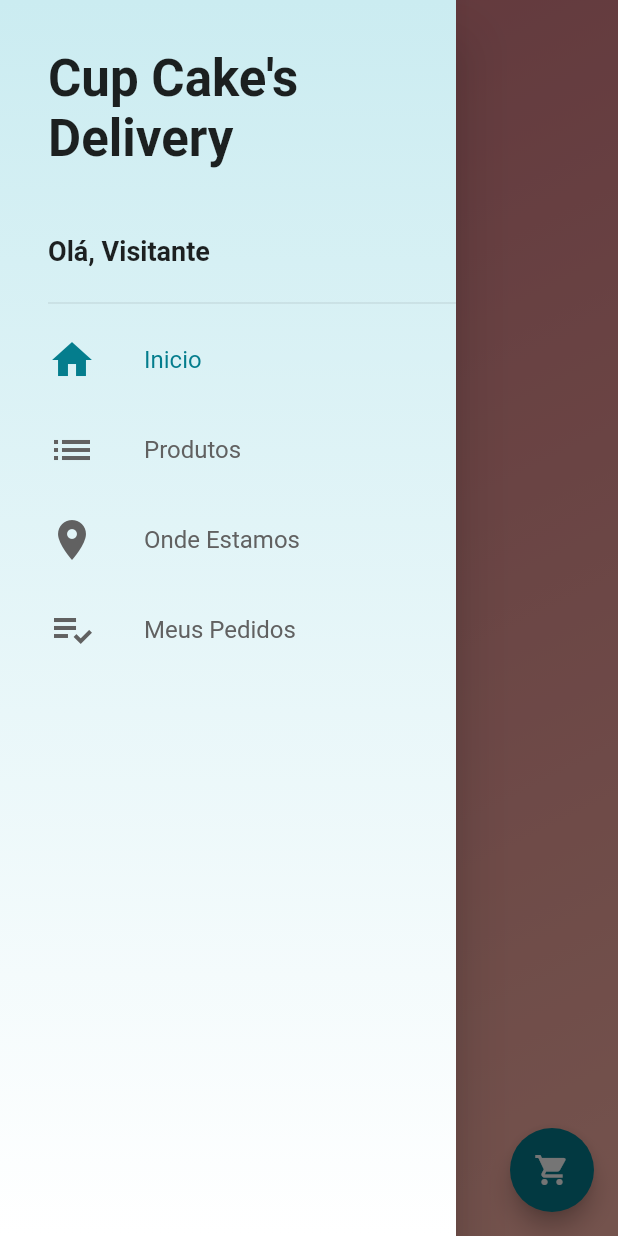
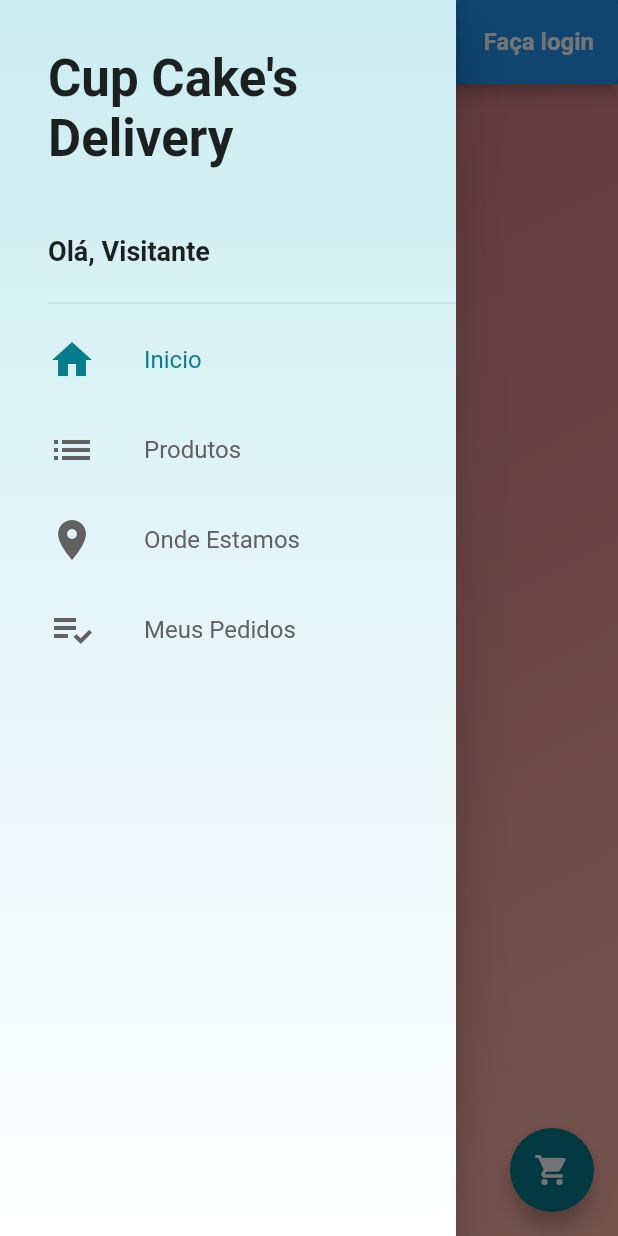
Before and after one commit to Brunocape/loja_cup_cake, a Flutter app: the screen it shows after launch, with the side drawer open, on a phone screen of 412 x 824 dp. Run offline on Flutter 3.47's test engine with Material 2 defaults, Android fonts, the phone set to English and light mode, and no system bars; our stand-ins replace shared_preferences, transparent_image; network calls fail.

Commit message:
correção da cagada

```diff
--- a/lib/pages/homePage.dart
+++ b/lib/pages/homePage.dart
@@ -1,6 +1,8 @@
 import 'package:flutter/material.dart';
 import 'package:loja_cup_cake/controllers/usuarioController.dart';
+import 'package:loja_cup_cake/models/cartModel.dart';
 import 'package:loja_cup_cake/models/userModel.dart';
+import 'package:loja_cup_cake/pages/loginPage.dart';
 import 'package:loja_cup_cake/tabs/categoryTab.dart';
 import 'package:loja_cup_cake/tabs/homeTab.dart';
 import 'package:loja_cup_cake/widgets/cart_button.dart';
@@ -18,15 +20,15 @@ class HomePage extends StatefulWidget {
 class _HomePageState extends State<HomePage> {
   final _pageController = PageController();
   UsuarioModel user;
+  CartModel? cartModel;
   _HomePageState(this.user);
 
   @override
-  void initState(){
+  void initState() {
     Usuario_Controller uc = Usuario_Controller();
-    uc.GetUserLogado().then((value){
-      setState(() {
-        this.user = value;
-      });
+    uc.GetUserLogado().then((value) {
+      this.user = value;
+      cartModel?.loadCartItems(user.id!).then((value) => {setState(() {})});
     });
   }
 
@@ -34,28 +36,60 @@ class _HomePageState extends State<HomePage> {
   Widget build(BuildContext context) {
     return PageView(
       controller: _pageController,
-      physics:const NeverScrollableScrollPhysics(),
+      physics: const NeverScrollableScrollPhysics(),
       children: [
         Scaffold(
+          appBar: AppBar(
+            title: const Text("Pit - Bruno Capelario Santos"),
+            actions: [
+              ElevatedButton(
+                  onPressed: () async {
+                    if (!user.isLoggedIn()) {
+                      var usuario1 = await Navigator.of(context).push(
+                          MaterialPageRoute(builder: (context) => LoginPage()));
+                      setState(() {
+                        user = usuario1 ?? UsuarioModel();
+                      });
+                    } else {
+                      setState(() {
+                        user = UsuarioModel();
+                        Usuario_Controller uc = Usuario_Controller();
+                        uc.signOut();
+                      });
+                    }
+                  },
+                  child: Text(
+                    !user.isLoggedIn() ? "Faça login" : "Sair",
+                    style: const TextStyle(
+                        color: Colors.white,
+                        fontSize: 16.0,
+                        fontWeight: FontWeight.bold),
+                  ))
+            ],
+          ),
           body: HomeTab(),
-          drawer: CustomDrawer(_pageController,user),
+          drawer: CustomDrawer(_pageController, user),
           floatingActionButton: CartButton(user),
         ),
         Scaffold(
           appBar: AppBar(
             title: Text("Categorias"),
           ),
-          body: CategoryTab(),
-          drawer: CustomDrawer(_pageController,user),
+          body: CategoryTab(cartModel ?? CartModel(), user),
+          drawer: CustomDrawer(_pageController, user),
           floatingActionButton: CartButton(user),
         ),
         Scaffold(
-          body: Container(color: Colors.yellow,),
-          drawer: CustomDrawer(_pageController,user),
+          body: Container(
+            color: Colors.yellow,
+          ),
+          drawer: CustomDrawer(_pageController, user),
         ),
         Scaffold(
-          body: Container(color: Colors.green,),
-          drawer: CustomDrawer(_pageController,user),
+          body: Container(
+            color: Colors.green,
+          ),
+          drawer: CustomDrawer(_pageController, user),
         )
       ],
     );
```
Also changed, not shown: lib/models/cartModel.dart (+15 -34 lines), lib/models/itemCartModel.dart (+11 -0 lines), lib/pages/cartPage.dart (+7 -4 lines).
